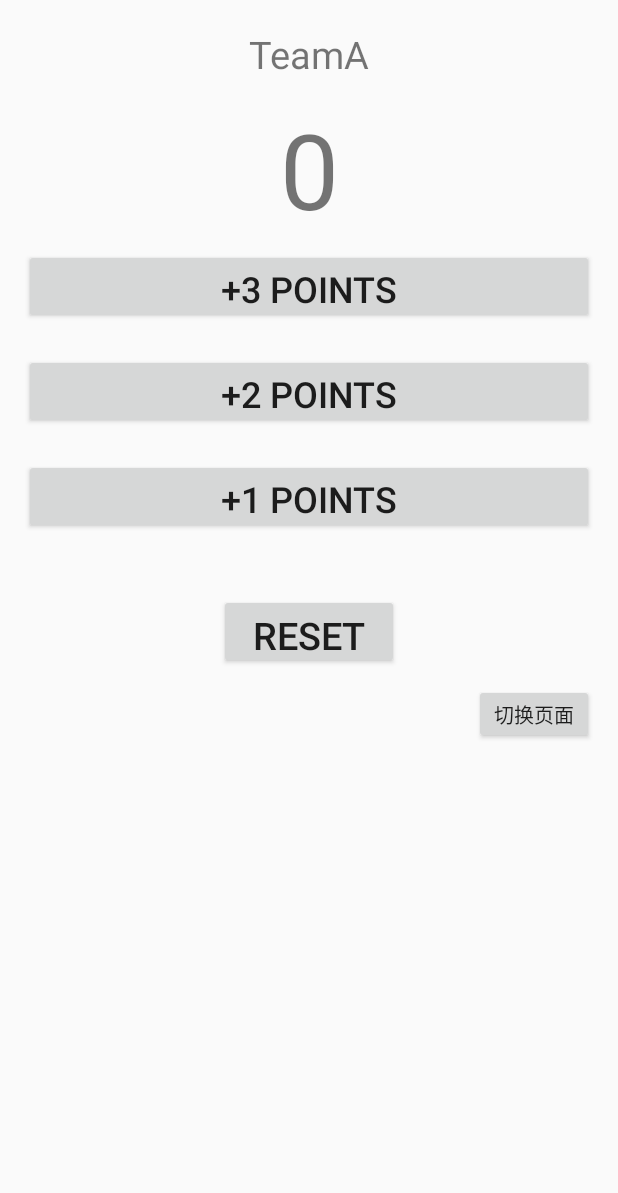
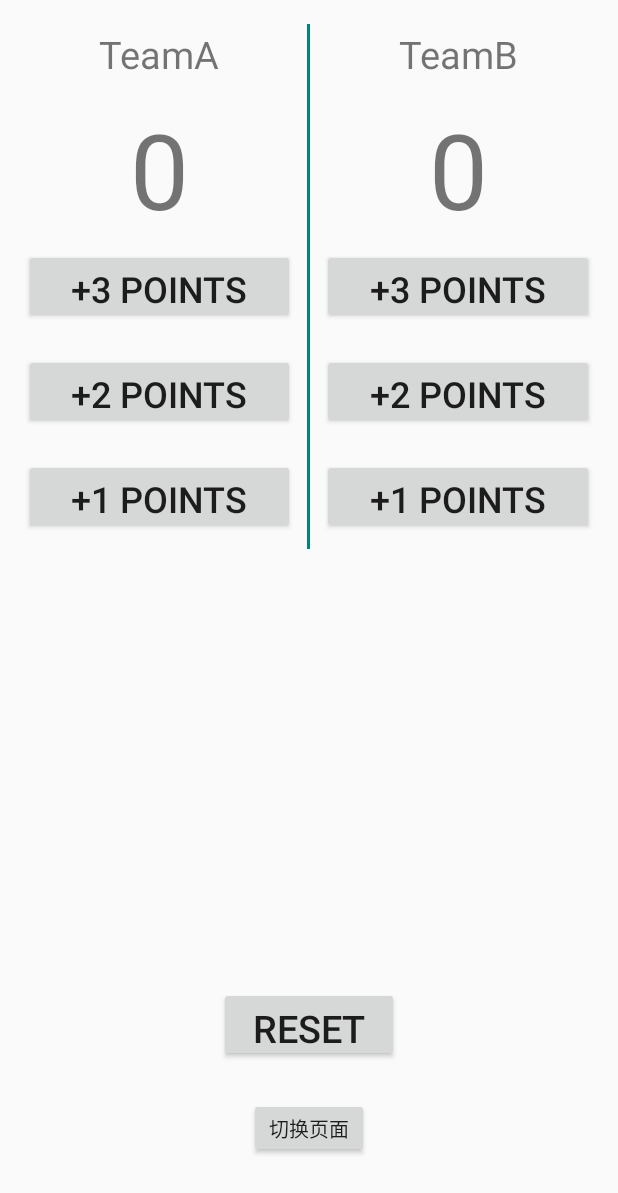
Before and after one commit to RTigerAsh/first, an Android app: the layout basketball.xml on its own in the app's theme, with its tools: preview values and no code run, on a phone screen of 412 x 824 dp. Shown: the top 1193 px of the screen. Run offline under Robolectric (Android 15) with nearby library versions, the phone set to English and light mode, and no system bars.

Commit message:
part of week5 homework

```diff
--- a/app/src/main/res/layout/basketball.xml
+++ b/app/src/main/res/layout/basketball.xml
@@ -1,13 +1,98 @@
 <?xml version="1.0" encoding="utf-8"?>
-<LinearLayout xmlns:android="http://schemas.android.com/apk/res/android"
+<RelativeLayout xmlns:android="http://schemas.android.com/apk/res/android"
+    xmlns:tools="http://schemas.android.com/tools"
     android:layout_width="match_parent"
     android:orientation="vertical"
     android:padding="16dp"
-    android:layout_height="match_parent">
+    android:paddingTop="32dp"
+    android:layout_height="match_parent"
+    tools:context="cn.edu.swufe.first.basketball">
+
+    <Button
+        android:id="@+id/btos"
+        android:layout_alignParentBottom="true"
+        android:layout_centerHorizontal="true"
+        android:layout_marginBottom="36dp"
+        android:layout_width="80dp"
+        android:layout_height="40dp"
+        android:layout_gravity="end"
+        android:text="@string/stob"
+        android:textSize="13dp" />
+
+    <LinearLayout
+        android:orientation="horizontal"
+        android:layout_width="match_parent"
+        android:layout_height="wrap_content">
+
+        <LinearLayout
+            android:layout_width="0dp"
+            android:layout_height="wrap_content"
+            android:layout_weight="1"
+            android:orientation="vertical">
 
             <TextView
-        android:id="@+id/tname"
+                android:id="@+id/tnam"
+                android:layout_width="match_parent"
+                android:layout_height="40dp"
+                android:layout_marginBottom="10dp"
+                android:gravity="center"
                 android:text="@string/tname"
+                android:textSize="25dp" />
+
+            <TextView
+                android:id="@+id/tsc"
+                android:layout_width="match_parent"
+                android:layout_height="90dp"
+                android:layout_marginBottom="10dp"
+                android:gravity="center"
+                android:text="@string/tsc"
+                android:textSize="70dp" />
+
+
+            <Button
+                android:id="@+id/j3"
+                android:layout_width="match_parent"
+                android:layout_height="50dp"
+                android:layout_marginBottom="20dp"
+                android:text="@string/j3"
+                android:textSize="24dp" />
+
+            <Button
+                android:id="@+id/j2"
+                android:layout_width="match_parent"
+                android:layout_height="50dp"
+                android:layout_marginBottom="20dp"
+                android:text="@string/j2"
+                android:textSize="24dp" />
+
+            <Button
+                android:id="@+id/j1"
+                android:layout_width="match_parent"
+                android:layout_height="50dp"
+                android:layout_marginBottom="10dp"
+                android:text="@string/j1"
+                android:textSize="24dp" />
+
+
+        </LinearLayout>
+
+
+        <TextView
+            android:background="@color/colorPrimary"
+            android:layout_width="2dp"
+            android:layout_marginLeft="8dp"
+            android:layout_marginRight="8dp"
+            android:layout_height="match_parent" />
+
+
+        <LinearLayout
+            android:layout_weight="1"
+            android:orientation="vertical"
+            android:layout_width="0dp"
+            android:layout_height="wrap_content">
+            <TextView
+                android:id="@+id/tnameb"
+                android:text="@string/tnameb"
                 android:textSize="25dp"
                 android:gravity="center"
                 android:layout_marginBottom="10dp"
@@ -15,8 +100,8 @@
                 android:layout_height="40dp" />
 
             <TextView
-        android:id="@+id/tsc"
-        android:text="@string/tsc"
+                android:id="@+id/tscb"
+                android:text="@string/tscb"
                 android:textSize="70dp"
                 android:gravity="center"
                 android:layout_marginBottom="10dp"
@@ -25,45 +110,47 @@
 
 
             <Button
-        android:id="@+id/j3"
-        android:text="@string/j3"
+                android:id="@+id/j3b"
+                android:text="@string/j3b"
                 android:textSize="24dp"
                 android:layout_width="match_parent"
                 android:layout_marginBottom="20dp"
                 android:layout_height="50dp" />
 
             <Button
-        android:id="@+id/j2"
-        android:text="@string/j2"
+                android:id="@+id/j2b"
+                android:text="@string/j2b"
                 android:textSize="24dp"
                 android:layout_width="match_parent"
                 android:layout_marginBottom="20dp"
                 android:layout_height="50dp" />
 
             <Button
-        android:id="@+id/j1"
-        android:text="@string/j1"
+                android:id="@+id/j1b"
+                android:text="@string/j1b"
                 android:textSize="24dp"
                 android:layout_width="match_parent"
-        android:layout_marginBottom="40dp"
-        android:layout_height="50dp" />
-
-    <Button
-        android:id="@+id/clear"
-        android:text="@string/clear"
-        android:textSize="25dp"
-        android:layout_width="120dp"
-        android:layout_gravity="center"
                 android:layout_marginBottom="10dp"
                 android:layout_height="50dp" />
 
 
-    <Button
-        android:id="@+id/btos"
-        android:text="@string/stob"
-        android:textSize="13dp"
-        android:layout_gravity="end"
-        android:layout_width="80dp"
-        android:layout_height="40dp" />
+
 
         </LinearLayout>
+
+
+    </LinearLayout>
+
+    <Button
+        android:id="@+id/clear"
+        android:layout_width="120dp"
+        android:layout_height="50dp"
+        android:layout_alignParentBottom="true"
+        android:layout_centerHorizontal="true"
+        android:layout_gravity="center"
+        android:layout_marginBottom="100dp"
+        android:text="@string/clear"
+        android:textSize="25dp" />
+
+
+</RelativeLayout>
--- a/app/src/main/res/values/strings.xml
+++ b/app/src/main/res/values/strings.xml
@@ -6,17 +6,29 @@
     <string name="switch1" translatable="false">233333333</string>
 
 
-    <string name="tname" translatable="false" textcolor="666600">TeamA</string>
-    <string name="tsc" translatable="false" textcolor="663300">0</string>
+    <string name="tname" textcolor="666600" translatable="false">TeamA</string>
+    <string name="tsc" textcolor="663300" translatable="false">0</string>
+    <string name="tnameb" textcolor="666600" translatable="false">TeamB</string>
+    <string name="tscb" textcolor="663300" translatable="false">0</string>
 
     <string name="j3" translatable="false">+3 POINTS</string>
     <string name="j2" translatable="false">+2 POINTS</string>
     <string name="j1" translatable="false">+1 POINTS</string>
     <string name="clear" translatable="false">RESET</string>
     <string name="stob" translatable="false">切换页面</string>
+    <string name="j3b" translatable="false">+3 POINTS</string>
+    <string name="j2b" translatable="false">+2 POINTS</string>
+    <string name="j1b" translatable="false">+1 POINTS</string>
 
 
     <string name="but1" translatable="false">转换为华氏温度</string>
     <string name="inp1" translatable="false">输入摄氏温度</string>
     <string name="text3" translatable="false">结果为：</string>
+
+
+    <string name="rmb" translatable="false">INPUT RMB</string>
+    <string name="showrate" translatable="false"></string>
+    <string name="dollar" translatable="false">Dollar</string>
+    <string name="euro" translatable="false">Euro</string>
+    <string name="con" translatable="false">Con</string>
 </resources>
```
Also changed, not shown: app/src/main/AndroidManifest.xml (+6 -6 lines), app/src/main/java/cn/edu/swufe/first/RateActivity.java (added, +86 -0 lines). Lines whose indentation alone changed are shown as unchanged.
